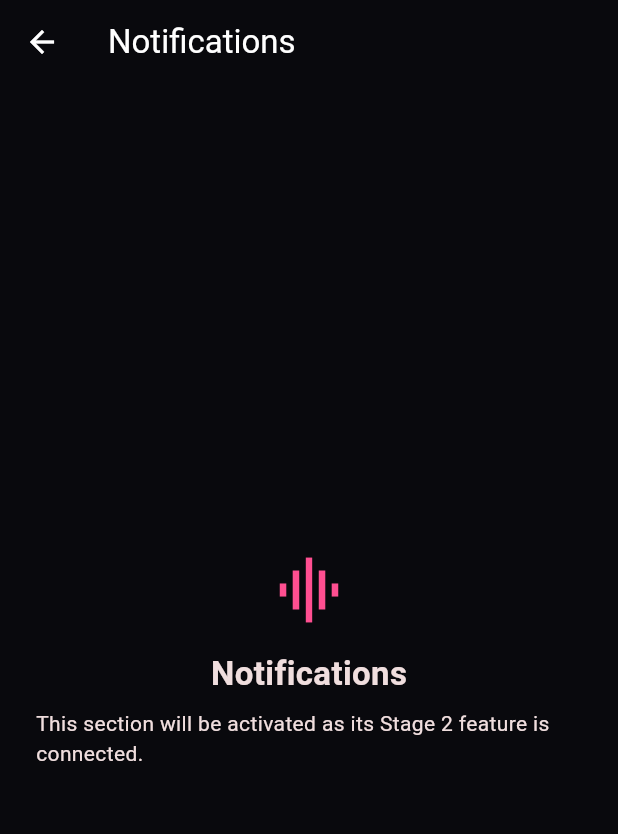
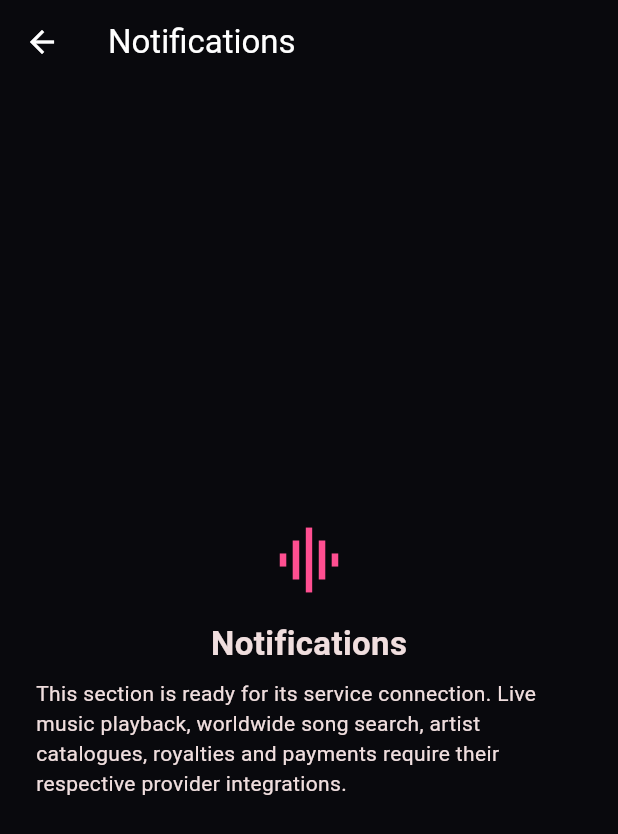
Before and after one commit to energizearier247-boop/Nero-Music, a Flutter app: the screen it shows once a user with an empty profile is signed in, after a tap on the "notifications none" icon, on a phone screen of 412 x 824 dp. Shown: the top 834 px of the screen. Run offline on Flutter 3.47's test engine with Material 3 defaults, Android fonts, the phone set to English and light mode, and no system bars; our stand-ins replace shared_preferences, supabase_flutter; accounts and stored records are empty.

Commit message:
Add files via upload

```diff
--- a/lib/main.dart
+++ b/lib/main.dart
@@ -51,6 +51,7 @@ class NeroMusicAppState extends State<NeroMusicApp> {
   Session? _session;
   bool _passwordRecovery = false;
   bool _showSignInAfterVerification = false;
+  bool _verificationRedirectInProgress = false;
 
   @override
   void initState() {
@@ -64,33 +65,22 @@ class NeroMusicAppState extends State<NeroMusicApp> {
 
   Future<void> _restorePendingVerification() async {
     final prefs = await SharedPreferences.getInstance();
-    final pending = prefs.getBool('nero_pending_email_verification') ?? false;
-    if (!pending || Supabase.instance.client.auth.currentSession == null) {
-      return;
+    final pending =
+        prefs.getBool('nero_pending_email_verification') ?? false;
+    if (pending && Supabase.instance.client.auth.currentSession != null) {
+      await _redirectToSignInAfterVerification();
     }
-    await prefs.remove('nero_pending_email_verification');
-    await Supabase.instance.client.auth.signOut();
-    if (!mounted) return;
-    setState(() {
-      _session = null;
-      _showSignInAfterVerification = true;
-    });
   }
 
   Future<void> _handleAuthState(AuthState state) async {
+    if (state.session != null) {
       final prefs = await SharedPreferences.getInstance();
-    final pending = prefs.getBool('nero_pending_email_verification') ?? false;
-
-    if (state.event == AuthChangeEvent.signedIn && pending) {
-      await prefs.remove('nero_pending_email_verification');
-      await Supabase.instance.client.auth.signOut();
-      if (!mounted) return;
-      setState(() {
-        _session = null;
-        _passwordRecovery = false;
-        _showSignInAfterVerification = true;
-      });
+      final pending =
+          prefs.getBool('nero_pending_email_verification') ?? false;
+      if (pending) {
+        await _redirectToSignInAfterVerification();
         return;
+      }
     }
 
     if (!mounted) return;
@@ -98,6 +88,38 @@ class NeroMusicAppState extends State<NeroMusicApp> {
       _session = state.session;
       _passwordRecovery = state.event == AuthChangeEvent.passwordRecovery;
     });
+  }
+
+  Future<void> _redirectToSignInAfterVerification() async {
+    if (_verificationRedirectInProgress) return;
+    _verificationRedirectInProgress = true;
+
+    try {
+      final prefs = await SharedPreferences.getInstance();
+      await prefs.remove('nero_pending_email_verification');
+      await Supabase.instance.client.auth.signOut();
+
+      if (!mounted) return;
+      setState(() {
+        _session = null;
+        _passwordRecovery = false;
+        _showSignInAfterVerification = true;
+      });
+
+      // Replace the complete navigation stack. This prevents the Android
+      // back button from returning to Create Account or the verification flow.
+      WidgetsBinding.instance.addPostFrameCallback((_) {
+        neroNavigatorKey.currentState?.pushAndRemoveUntil(
+          MaterialPageRoute<void>(
+            builder: (_) =>
+                const AuthScreen(signUp: false, accountType: 'Listener'),
+          ),
+          (_) => false,
+        );
+      });
+    } finally {
+      _verificationRedirectInProgress = false;
+    }
   }
 
   @override
@@ -566,12 +588,22 @@ class _HomeTab extends StatelessWidget {
             IconButton(onPressed: () => _open(context, 'Notifications'), icon: const Icon(Icons.notifications_none)),
           ]),
           const SizedBox(height: 18),
-          TextField(readOnly: true, onTap: () => _open(context, 'Search music'), decoration: const InputDecoration(hintText: 'Search songs, albums and artists', prefixIcon: Icon(Icons.search, color: neroPink))),
+          TextField(
+            readOnly: true,
+            onTap: () => Navigator.push(
+              context,
+              MaterialPageRoute<void>(builder: (_) => const SearchScreen()),
+            ),
+            decoration: const InputDecoration(
+              hintText: 'Search songs, albums and artists',
+              prefixIcon: Icon(Icons.search, color: neroPink),
+            ),
+          ),
           const SizedBox(height: 22),
           ClipRRect(
             borderRadius: BorderRadius.circular(22),
             child: SizedBox(
-              height: 205,
+              height: 390,
               width: double.infinity,
               child: Stack(
                 fit: StackFit.expand,
@@ -584,28 +616,27 @@ class _HomeTab extends StatelessWidget {
                   DecoratedBox(
                     decoration: BoxDecoration(
                       gradient: LinearGradient(
-                        begin: Alignment.bottomLeft,
-                        end: Alignment.topRight,
+                        begin: Alignment.topCenter,
+                        end: Alignment.bottomCenter,
                         colors: [
-                          neroDark.withValues(alpha: 0.88),
-                          neroDark.withValues(alpha: 0.12),
+                          neroDark.withValues(alpha: 0.04),
+                          neroDark.withValues(alpha: 0.78),
                         ],
                       ),
                     ),
                   ),
-                  const Padding(
-                    padding: EdgeInsets.all(20),
-                    child: Align(
-                      alignment: Alignment.bottomLeft,
+                  const Positioned(
+                    left: 18,
+                    right: 18,
+                    bottom: 86,
                     child: Column(
-                        mainAxisSize: MainAxisSize.min,
                       crossAxisAlignment: CrossAxisAlignment.start,
                       children: [
                         Text(
                           'FEEL THE MUSIC',
                           style: TextStyle(
                             color: Colors.white,
-                              fontSize: 22,
+                            fontSize: 23,
                             fontWeight: FontWeight.w900,
                             letterSpacing: 1,
                           ),
@@ -617,6 +648,31 @@ class _HomeTab extends StatelessWidget {
                         ),
                       ],
                     ),
+                  ),
+                  Positioned(
+                    left: 12,
+                    right: 12,
+                    bottom: 18,
+                    child: Row(
+                      mainAxisAlignment: MainAxisAlignment.spaceEvenly,
+                      children: [
+                        _BannerControl(
+                          icon: Icons.skip_previous_rounded,
+                          label: 'Previous',
+                          onPressed: () => _open(context, 'Previous featured mix'),
+                        ),
+                        _BannerControl(
+                          icon: Icons.play_arrow_rounded,
+                          label: 'Play',
+                          prominent: true,
+                          onPressed: () => _open(context, 'Featured music'),
+                        ),
+                        _BannerControl(
+                          icon: Icons.skip_next_rounded,
+                          label: 'Next',
+                          onPressed: () => _open(context, 'Next featured mix'),
+                        ),
+                      ],
                     ),
                   ),
                 ],
@@ -650,6 +706,142 @@ class _HomeTab extends StatelessWidget {
           Wrap(spacing: 8, children: ['Afrobeats', 'Gospel', 'Hip-Hop', 'R&B', 'Pop', 'Highlife'].map((g) => ActionChip(label: Text(g), onPressed: () => _open(context, g))).toList()),
           const SizedBox(height: 20),
           _MenuTile(icon: Icons.mic, title: 'Artist opportunities', subtitle: 'Apply to publish music and earn', onTap: () => _open(context, 'Artist application')),
+        ],
+      );
+}
+
+
+class SearchScreen extends StatefulWidget {
+  const SearchScreen({super.key});
+
+  @override
+  State<SearchScreen> createState() => _SearchScreenState();
+}
+
+class _SearchScreenState extends State<SearchScreen> {
+  final TextEditingController _query = TextEditingController();
+  static const _discoverable = <String>[
+    'Afrobeats',
+    'Gospel',
+    'Hip-Hop',
+    'R&B',
+    'Pop',
+    'Highlife',
+    'Trending music',
+    'New releases',
+    'Top artists',
+    'Playlists',
+  ];
+
+  @override
+  void dispose() {
+    _query.dispose();
+    super.dispose();
+  }
+
+  @override
+  Widget build(BuildContext context) {
+    final query = _query.text.trim().toLowerCase();
+    final results = _discoverable
+        .where((item) => item.toLowerCase().contains(query))
+        .toList();
+
+    return Scaffold(
+      appBar: AppBar(title: const Text('Search music')),
+      body: ListView(
+        padding: const EdgeInsets.all(20),
+        children: [
+          TextField(
+            controller: _query,
+            autofocus: true,
+            onChanged: (_) => setState(() {}),
+            decoration: InputDecoration(
+              hintText: 'Search genres and music collections',
+              prefixIcon: const Icon(Icons.search, color: neroPink),
+              suffixIcon: _query.text.isEmpty
+                  ? null
+                  : IconButton(
+                      onPressed: () {
+                        _query.clear();
+                        setState(() {});
+                      },
+                      icon: const Icon(Icons.close),
+                    ),
+            ),
+          ),
+          const SizedBox(height: 20),
+          Text(
+            query.isEmpty ? 'Explore music' : 'Search results',
+            style: const TextStyle(fontSize: 21, fontWeight: FontWeight.bold),
+          ),
+          const SizedBox(height: 10),
+          if (results.isEmpty)
+            const Padding(
+              padding: EdgeInsets.symmetric(vertical: 28),
+              child: Text(
+                'No matching genres or collections. A live song and artist '
+                'catalogue will appear here once a music provider is connected.',
+                textAlign: TextAlign.center,
+              ),
+            )
+          else
+            for (final item in results)
+              Card(
+                child: ListTile(
+                  leading: const Icon(Icons.graphic_eq, color: neroPink),
+                  title: Text(item),
+                  trailing: const Icon(Icons.chevron_right),
+                  onTap: () => _open(context, item),
+                ),
+              ),
+          const SizedBox(height: 14),
+          const Text(
+            'Song and artist search requires a connected music catalogue.',
+            style: TextStyle(color: neroPink),
+          ),
+        ],
+      ),
+    );
+  }
+}
+
+class _BannerControl extends StatelessWidget {
+  const _BannerControl({
+    required this.icon,
+    required this.label,
+    required this.onPressed,
+    this.prominent = false,
+  });
+
+  final IconData icon;
+  final String label;
+  final VoidCallback onPressed;
+  final bool prominent;
+
+  @override
+  Widget build(BuildContext context) => Column(
+        mainAxisSize: MainAxisSize.min,
+        children: [
+          Material(
+            color: prominent ? neroRed : Colors.black.withValues(alpha: 0.48),
+            shape: const CircleBorder(),
+            child: IconButton(
+              onPressed: onPressed,
+              color: Colors.white,
+              iconSize: prominent ? 34 : 27,
+              icon: Icon(icon),
+              tooltip: label,
+            ),
+          ),
+          const SizedBox(height: 3),
+          Text(
+            label,
+            style: const TextStyle(
+              color: Colors.white,
+              fontSize: 11,
+              fontWeight: FontWeight.w600,
+            ),
+          ),
         ],
       );
 }
@@ -771,7 +963,7 @@ class _MusicCard extends StatelessWidget {
   final IconData icon;
   @override
   Widget build(BuildContext context) => InkWell(onTap: () => _open(context, title), child: Card(child: Padding(padding: const EdgeInsets.all(14), child: Column(crossAxisAlignment: CrossAxisAlignment.start, children: [
-    Container(height: 85, decoration: BoxDecoration(borderRadius: BorderRadius.circular(12), gradient: const LinearGradient(colors: [neroRed, neroPink])), child: Icon(icon, color: Colors.white, size: 40)),
+    Container(height: 85, decoration: BoxDecoration(borderRadius: BorderRadius.circular(12), gradient: const LinearGradient(colors: [neroRed, neroPink])), child: Icon(icon, color: Colors.white, size: 25)),
     const SizedBox(height: 10), Text(title, style: const TextStyle(fontWeight: FontWeight.bold)), Text(subtitle, style: Theme.of(context).textTheme.bodySmall),
   ]))));
 }
@@ -786,7 +978,7 @@ class DetailScreen extends StatelessWidget {
   @override
   Widget build(BuildContext context) => Scaffold(appBar: AppBar(title: Text(title)), body: Center(child: Padding(padding: const EdgeInsets.all(24), child: Column(mainAxisSize: MainAxisSize.min, children: [
     const Icon(Icons.graphic_eq, color: neroPink, size: 52), const SizedBox(height: 14), Text(title, style: const TextStyle(fontSize: 22, fontWeight: FontWeight.bold)),
-    const SizedBox(height: 8), const Text('This section will be activated as its Stage 2 feature is connected.'),
+    const SizedBox(height: 8), const Text('This section is ready for its service connection. Live music playback, worldwide song search, artist catalogues, royalties and payments require their respective provider integrations.'),
   ]))));
 }
 
```
Lines whose indentation alone changed are shown as unchanged.
